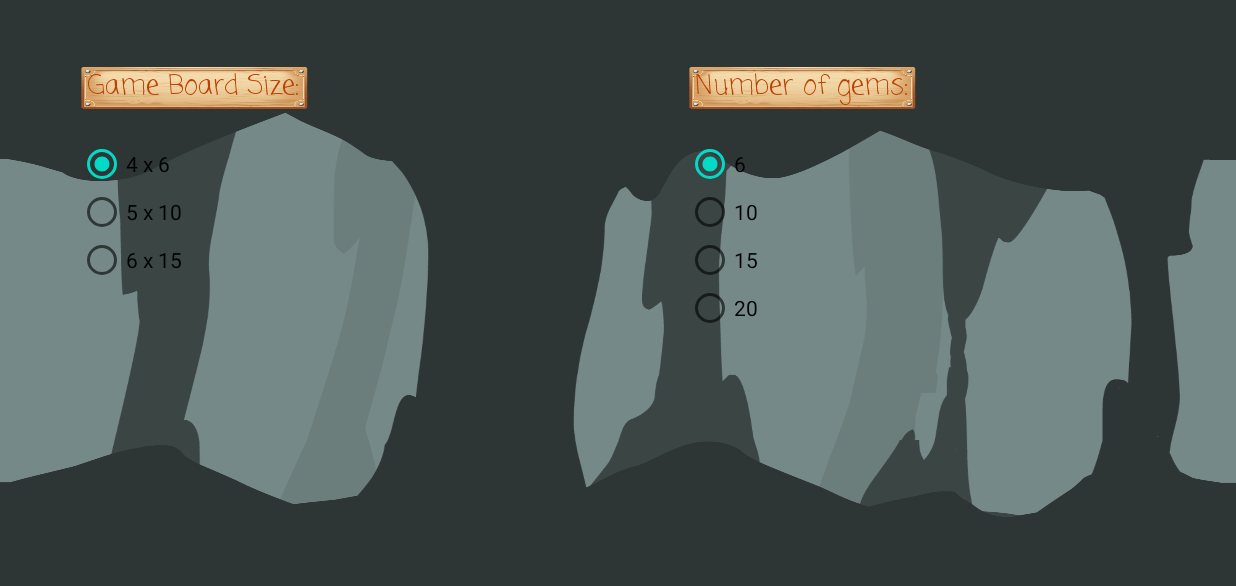
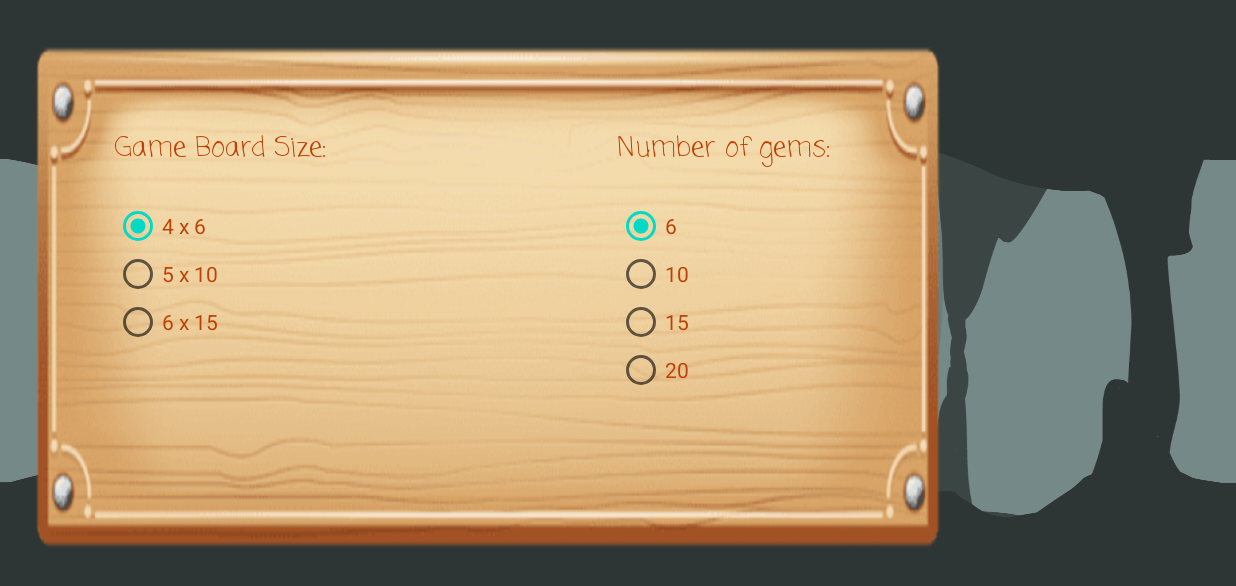
Before and after one commit to jevidin/GemMine, an Android app: the OptionsActivity screen opened directly, with no data from a screen before it, on a phone screen of 824 x 412 dp (held sideways). Shown: the top 586 px of the screen. Run offline under Robolectric (Android 15) with nearby library versions, the phone set to English and light mode, and no system bars.

Commit message:
[jzl5] Minor changes

```diff
--- a/app/src/main/java/com/example/assignment3/OptionsActivity.java
+++ b/app/src/main/java/com/example/assignment3/OptionsActivity.java
@@ -5,6 +5,7 @@ import androidx.appcompat.app.AppCompatActivity;
 import android.content.Context;
 import android.content.Intent;
 import android.content.SharedPreferences;
+import android.graphics.Color;
 import android.os.Bundle;
 import android.provider.MediaStore;
 import android.view.View;
@@ -36,6 +37,7 @@ public class OptionsActivity extends AppCompatActivity {
             final int selected_gem_amount = number_of_gems_array[i];
             RadioButton btn = new RadioButton(this);
             btn.setText("" + selected_gem_amount);
+            btn.setTextColor(Color.parseColor("#BD4104"));
             btn.setOnClickListener(new View.OnClickListener() {
                 @Override
                 public void onClick(View v) {
@@ -70,6 +72,7 @@ public class OptionsActivity extends AppCompatActivity {
         for (int i = 0; i < game_sizes_array.length; i++){
             final String selected_game_size = game_sizes_array[i];
             RadioButton btn = new RadioButton(this);
+            btn.setTextColor(Color.parseColor("#BD4104"));
             btn.setText(selected_game_size);
             btn.setOnClickListener(new View.OnClickListener() {
                 @Override
--- a/app/src/main/java/com/example/assignment3/model/Options.java
+++ b/app/src/main/java/com/example/assignment3/model/Options.java
@@ -64,10 +64,6 @@ public class Options {
         return row_count;
     }
 
-//    public void setScoresIndex(int i){
-//        gemsIndex = i;
-//    }
-
     public int getScore(){
         return scores[sizeIndex][gemsIndex];
     }
--- a/app/src/main/res/layout/activity_game.xml
+++ b/app/src/main/res/layout/activity_game.xml
@@ -17,7 +17,7 @@
         app:layout_constraintStart_toStartOf="@+id/table_for_buttons"
         app:layout_constraintTop_toTopOf="parent"
         app:srcCompat="@drawable/sign1"
-        android:contentDescription="Background for txtFound" />
+        android:contentDescription="@string/wooden_bg" />
 
     <ImageView
         android:id="@+id/imgScanned"
@@ -25,7 +25,7 @@
         android:layout_height="37dp"
         android:layout_marginTop="4dp"
         android:layout_marginEnd="2dp"
-        android:contentDescription="Background for txtScanned"
+        android:contentDescription="@string/wooden_bg"
         android:scaleType="fitXY"
         app:layout_constraintEnd_toEndOf="parent"
         app:layout_constraintTop_toTopOf="parent"
--- a/app/src/main/res/layout/activity_main.xml
+++ b/app/src/main/res/layout/activity_main.xml
@@ -15,7 +15,7 @@
         android:layout_marginTop="84dp"
         android:background="@drawable/sign1"
         android:fontFamily="casual"
-        android:text="Play"
+        android:text="@string/play"
         android:textColor="#BD4104"
         android:textSize="18sp"
         android:textStyle="bold"
@@ -29,7 +29,7 @@
         android:layout_marginTop="20dp"
         android:background="@drawable/sign1"
         android:fontFamily="casual"
-        android:text="Options"
+        android:text="@string/options"
         android:textColor="#BD4104"
         android:textSize="18sp"
         android:textStyle="bold"
@@ -44,7 +44,7 @@
         android:layout_marginTop="20dp"
         android:background="@drawable/sign1"
         android:fontFamily="casual"
-        android:text="Help"
+        android:text="@string/help"
         android:textColor="#BD4104"
         android:textSize="18sp"
         android:textStyle="bold"
--- a/app/src/main/res/layout/activity_options.xml
+++ b/app/src/main/res/layout/activity_options.xml
@@ -7,7 +7,17 @@
     tools:context=".OptionsActivity"
     android:background="@drawable/cave1">
 
-
+    <ImageView
+        android:id="@+id/img_size"
+        android:layout_width="619dp"
+        android:layout_height="348dp"
+        android:layout_marginStart="16dp"
+        android:layout_marginTop="25dp"
+        android:contentDescription="@string/wooden_bg"
+        android:scaleType="fitXY"
+        app:layout_constraintStart_toStartOf="parent"
+        app:layout_constraintTop_toTopOf="parent"
+        app:srcCompat="@drawable/sign1" />
 
     <RadioGroup
         android:id="@+id/radio_group_game_size"
@@ -22,24 +32,22 @@
         android:id="@+id/txt_board_size"
         android:layout_width="155dp"
         android:layout_height="29dp"
-        android:layout_marginStart="52dp"
-        android:layout_marginTop="44dp"
-        android:background="@drawable/sign1"
+        android:layout_marginStart="60dp"
+        android:layout_marginTop="60dp"
         android:fontFamily="casual"
-        android:text=" Game Board Size:"
+        android:text="@string/game_board_size"
         android:textColor="#BD4104"
         android:textSize="18sp"
-        app:layout_constraintStart_toStartOf="parent"
-        app:layout_constraintTop_toTopOf="parent" />
+        app:layout_constraintStart_toStartOf="@+id/img_size"
+        app:layout_constraintTop_toTopOf="@+id/img_size" />
 
     <TextView
         android:id="@+id/txt_gems"
         android:layout_width="155dp"
         android:layout_height="29dp"
-        android:layout_marginStart="250dp"
-        android:background="@drawable/sign1"
+        android:layout_marginStart="180dp"
         android:fontFamily="casual"
-        android:text=" Number of gems:"
+        android:text="@string/num_of_gems"
         android:textColor="#BD4104"
         android:textSize="18sp"
         app:layout_constraintStart_toEndOf="@+id/txt_board_size"
@@ -55,4 +63,5 @@
 
 
 
+
 </androidx.constraintlayout.widget.ConstraintLayout>
--- a/app/src/main/res/layout/congratulations_layout.xml
+++ b/app/src/main/res/layout/congratulations_layout.xml
@@ -44,7 +44,7 @@
         android:layout_marginBottom="50dp"
         android:background="@drawable/sign1"
         android:fontFamily="casual"
-        android:text="back to\n main menu"
+        android:text="@string/back_menu"
         android:textColor="#BD4104"
         android:textStyle="bold"
         app:layout_constraintStart_toStartOf="@id/img_score"
@@ -81,7 +81,7 @@
         android:layout_marginTop="33dp"
         android:layout_marginEnd="8dp"
         android:fontFamily="casual"
-        android:text="YOU WIN"
+        android:text="@string/you_win"
         android:textAlignment="center"
         android:textAppearance="@style/TextAppearance.AppCompat.Large"
         android:textColor="#BD4104"
```
Also changed, not shown: app/src/main/res/layout/activity_help.xml (+11 -10 lines), app/src/main/res/layout/welcome_layout.xml (+7 -3 lines), app/src/main/res/values/strings.xml (+22 -0 lines), app/src/main/res/drawable/halloween_wallpaper.png (deleted), app/src/main/res/drawable/rock1shrinked.png (deleted), app/src/main/res/drawable/rock4.png (deleted), app/src/main/res/drawable/rock4shrinked.png (deleted), app/src/main/res/drawable/virus_green.png (deleted).
